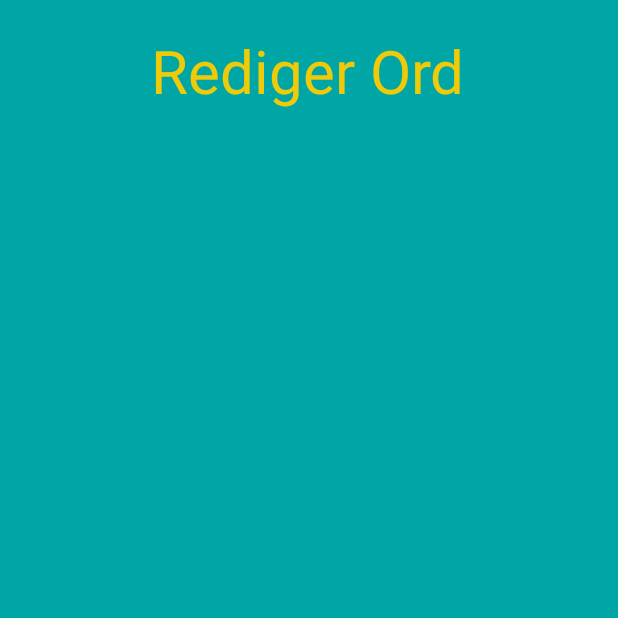
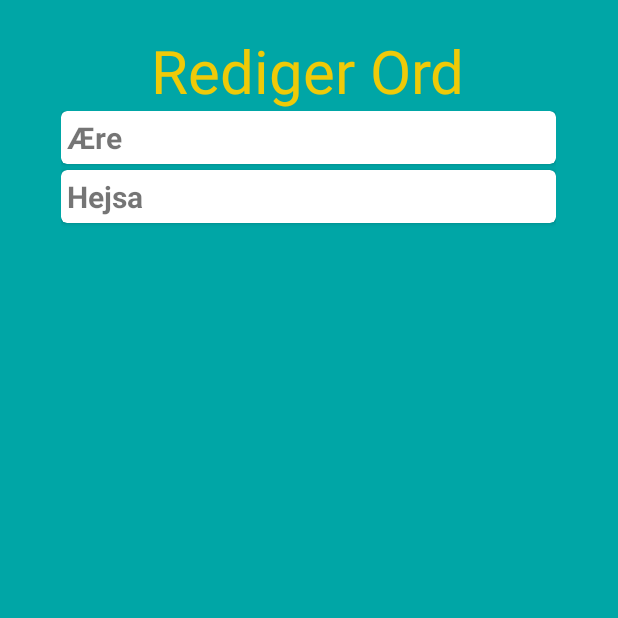
Before and after one commit to carlankjaer/GalgeApp, an Android app: the screen it shows after launch (MainActivity), after a tap on "REDIGER ORD", on a phone screen of 412 x 824 dp, the top half of it. Run offline under Robolectric (Android 15) with nearby library versions, the phone set to English and light mode, and no system bars; network calls fail; Roboto replaces fonts that are not available here.

Commit message:
Added list of words to edit words

```diff
--- a/app/build.gradle
+++ b/app/build.gradle
@@ -24,6 +24,7 @@ dependencies {
     implementation 'com.android.support.constraint:constraint-layout:1.1.3'
     implementation 'com.android.support:support-v4:28.0.0'
     implementation 'com.android.support:recyclerview-v7:28.0.0'
+    implementation 'com.android.support:cardview-v7:28.0.0'
     testImplementation 'junit:junit:4.12'
     androidTestImplementation 'com.android.support.test:runner:1.0.2'
     androidTestImplementation 'com.android.support.test.espresso:espresso-core:3.0.2'
--- /dev/null
+++ b/app/src/main/java/com/andersen/caroline/galgeapp/ExampleItem.java
@@ -0,0 +1,15 @@
+package com.andersen.caroline.galgeapp;
+
+public class ExampleItem {
+
+    private String listeOrd;
+
+    public ExampleItem(String listeOrd) {
+        this.listeOrd = listeOrd;
+    }
+
+    public String getListeOrd() {
+        return listeOrd;
+    }
+
+}
--- /dev/null
+++ b/app/src/main/java/com/andersen/caroline/galgeapp/ItemAdapter.java
@@ -0,0 +1,47 @@
+package com.andersen.caroline.galgeapp;
+
+import android.support.annotation.NonNull;
+import android.support.v7.widget.RecyclerView;
+import android.view.LayoutInflater;
+import android.view.View;
+import android.view.ViewGroup;
+import android.widget.TextView;
+
+import java.util.ArrayList;
+
+public class ItemAdapter extends RecyclerView.Adapter<ItemAdapter.MyViewHolder> {
+    private ArrayList<ExampleItem> ordListe;
+
+    public static class MyViewHolder extends RecyclerView.ViewHolder {
+        public TextView listeOrd;
+
+        public MyViewHolder(View itemView) {
+            super(itemView);
+            listeOrd = itemView.findViewById(R.id.listeOrd);
+        }
+    }
+
+    public ItemAdapter(ArrayList<ExampleItem> ordListe) {
+        this.ordListe = ordListe;
+    }
+
+    @NonNull
+    @Override
+    public MyViewHolder onCreateViewHolder(ViewGroup viewGroup, int i) {
+        View v = LayoutInflater.from(viewGroup.getContext()).inflate(R.layout.example_item, viewGroup, false);
+        MyViewHolder viewHolder = new MyViewHolder(v);
+        return viewHolder;
+    }
+
+    @Override
+    public void onBindViewHolder(@NonNull MyViewHolder viewHolder, int position) {
+        ExampleItem currentItem = ordListe.get(position);
+
+        viewHolder.listeOrd.setText(currentItem.getListeOrd());
+    }
+
+    @Override
+    public int getItemCount() {
+        return ordListe.size();
+    }
+}
--- a/app/src/main/java/com/andersen/caroline/galgeapp/MainActivity.java
+++ b/app/src/main/java/com/andersen/caroline/galgeapp/MainActivity.java
@@ -5,8 +5,12 @@ import android.content.SharedPreferences;
 import android.support.v4.app.FragmentTransaction;
 import android.support.v7.app.AppCompatActivity;
 import android.os.Bundle;
+import android.support.v7.widget.LinearLayoutManager;
+import android.support.v7.widget.RecyclerView;
 import android.view.View;
 import android.widget.Button;
+
+import java.util.ArrayList;
 
 public class MainActivity extends AppCompatActivity {
 
--- a/app/src/main/java/com/andersen/caroline/galgeapp/RedigerOrdFragment.java
+++ b/app/src/main/java/com/andersen/caroline/galgeapp/RedigerOrdFragment.java
@@ -2,16 +2,36 @@ package com.andersen.caroline.galgeapp;
 
 import android.os.Bundle;
 import android.support.v4.app.Fragment;
+import android.support.v7.widget.LinearLayoutManager;
+import android.support.v7.widget.RecyclerView;
 import android.view.LayoutInflater;
 import android.view.View;
 import android.view.ViewGroup;
 
+import java.util.ArrayList;
+
 public class RedigerOrdFragment extends Fragment {
+    private RecyclerView recyclerView;
+    private RecyclerView.Adapter adapter;
+    private RecyclerView.LayoutManager layoutManager;
 
     @Override
     public View onCreateView(LayoutInflater inflater, ViewGroup container,
                              Bundle savedInstanceState) {
+        View v = inflater.inflate(R.layout.fragment_rediger_ord, container, false);
 
-        return inflater.inflate(R.layout.fragment_rediger_ord, container, false);
+        ArrayList<ExampleItem> ordListe = new ArrayList<>();
+        ordListe.add(new ExampleItem("Ære"));
+        ordListe.add(new ExampleItem("Hejsa"));
+
+        recyclerView = v.findViewById(R.id.recyclerView);
+        recyclerView.setHasFixedSize(true);
+        layoutManager = new LinearLayoutManager(getActivity());
+        adapter = new ItemAdapter(ordListe);
+
+        recyclerView.setLayoutManager(layoutManager);
+        recyclerView.setAdapter(adapter);
+
+        return v;
     }
 }
--- /dev/null
+++ b/app/src/main/res/drawable/ic_delete_black_24dp.xml
@@ -0,0 +1,9 @@
+<vector xmlns:android="http://schemas.android.com/apk/res/android"
+        android:width="24dp"
+        android:height="24dp"
+        android:viewportWidth="24.0"
+        android:viewportHeight="24.0">
+    <path
+        android:fillColor="#FF000000"
+        android:pathData="M6,19c0,1.1 0.9,2 2,2h8c1.1,0 2,-0.9 2,-2V7H6v12zM19,4h-3.5l-1,-1h-5l-1,1H5v2h14V4z"/>
+</vector>
--- /dev/null
+++ b/app/src/main/res/layout/example_item.xml
@@ -0,0 +1,26 @@
+<?xml version="1.0" encoding="utf-8"?>
+<android.support.v7.widget.CardView xmlns:android="http://schemas.android.com/apk/res/android"
+    android:layout_width="match_parent"
+    android:layout_height="wrap_content"
+    xmlns:app="http://schemas.android.com/apk/res-auto"
+    app:cardCornerRadius="4dp"
+    android:layout_marginBottom="4dp">
+
+    <RelativeLayout
+        android:layout_width="match_parent"
+        android:layout_height="match_parent"
+        android:layout_margin="4dp">
+
+        <TextView
+            android:id="@+id/listeOrd"
+            android:layout_width="wrap_content"
+            android:layout_height="wrap_content"
+            android:layout_alignParentStart="true"
+            android:layout_centerVertical="true"
+            android:text="Eksempel"
+            android:textSize="20sp"
+            android:textStyle="bold" />
+
+    </RelativeLayout>
+
+</android.support.v7.widget.CardView>
--- a/app/src/main/res/layout/fragment_rediger_ord.xml
+++ b/app/src/main/res/layout/fragment_rediger_ord.xml
@@ -1,5 +1,5 @@
 <?xml version="1.0" encoding="utf-8"?>
-<FrameLayout xmlns:android="http://schemas.android.com/apk/res/android"
+<RelativeLayout xmlns:android="http://schemas.android.com/apk/res/android"
     xmlns:tools="http://schemas.android.com/tools"
     android:layout_width="330dp"
     android:layout_height="match_parent"
@@ -8,23 +8,25 @@
     tools:context=".RedigerOrdFragment">
 
     <TextView
-        android:id="@+id/indstillingerOverskrift"
+        android:id="@+id/redigerOverskrift"
         android:layout_width="wrap_content"
         android:layout_height="wrap_content"
-        android:text="Rediger Ord"
+        android:layout_centerHorizontal="true"
         android:layout_gravity="center_horizontal"
         android:layout_marginTop="20dp"
-        android:textSize="40sp"
         android:fontFamily="@font/annie_use_your_telescope"
-        android:textColor="#EFCA08"/>
+        android:text="Rediger Ord"
+        android:textColor="#EFCA08"
+        android:textSize="40sp" />
 
     <android.support.v7.widget.RecyclerView
         android:id="@+id/recyclerView"
         android:layout_width="match_parent"
         android:layout_height="wrap_content"
-        android:layout_marginTop="90dp">
+        android:layout_below="@+id/redigerOverskrift"
+        android:layout_alignParentStart="true"
+        android:scrollbars="vertical">
+
     </android.support.v7.widget.RecyclerView>
 
-
-
-</FrameLayout>
+</RelativeLayout>
--- a/app/src/main/res/layout/list_layout.xml
+++ /dev/null
@@ -1,6 +0,0 @@
-<?xml version="1.0" encoding="utf-8"?>
-<android.support.constraint.ConstraintLayout
-    xmlns:android="http://schemas.android.com/apk/res/android" android:layout_width="match_parent"
-    android:layout_height="match_parent">
-
-</android.support.constraint.ConstraintLayout>
--- a/build.gradle
+++ b/build.gradle
@@ -19,6 +19,9 @@ allprojects {
     repositories {
         google()
         jcenter()
+        maven {
+            url "https://maven.google.com"
+        }
     }
 }
 
```
